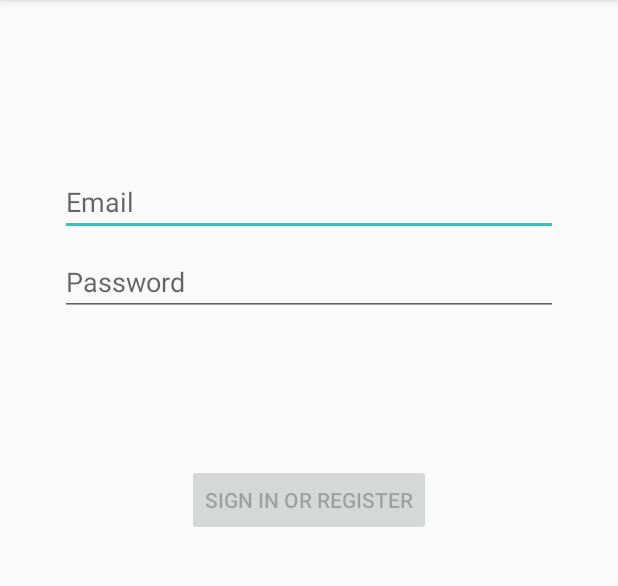
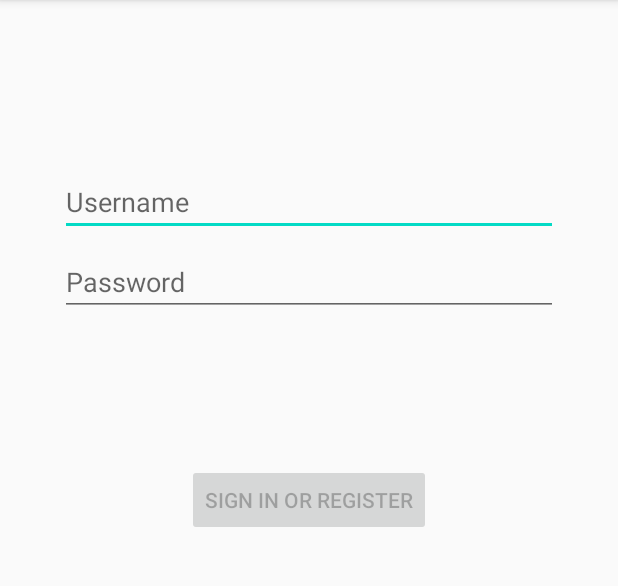
Before and after one commit to maardal/mobileoppg2, an Android app: the screen it shows after launch (LoginActivity), on a phone screen of 412 x 824 dp, the part 84-670 px from its top. Run offline under Robolectric (Android 15) with nearby library versions, the phone set to English and light mode, and no system bars.

Commit message:
Update Login Activity
This commit
will update login activity with correct Username hints.

```diff
--- a/app/src/main/res/layout/activity_login.xml
+++ b/app/src/main/res/layout/activity_login.xml
@@ -18,9 +18,9 @@
         android:layout_marginStart="24dp"
         android:layout_marginTop="96dp"
         android:layout_marginEnd="24dp"
-        android:autofillHints="@string/prompt_email"
-        android:hint="@string/prompt_email"
-        android:inputType="textEmailAddress"
+        android:autofillHints="@string/prompt_username"
+        android:hint="@string/prompt_username"
+        android:inputType="text"
         android:selectAllOnFocus="true"
         app:layout_constraintEnd_toEndOf="parent"
         app:layout_constraintStart_toStartOf="parent"
--- a/app/src/main/res/values/strings.xml
+++ b/app/src/main/res/values/strings.xml
@@ -1,6 +1,7 @@
 <resources>
     <string name="app_name">FantApp</string>
     <!-- Strings related to login -->
+    <string name="prompt_username">Username</string>
     <string name="prompt_email">Email</string>
     <string name="prompt_password">Password</string>
     <string name="action_sign_in">Sign in or register</string>
```
